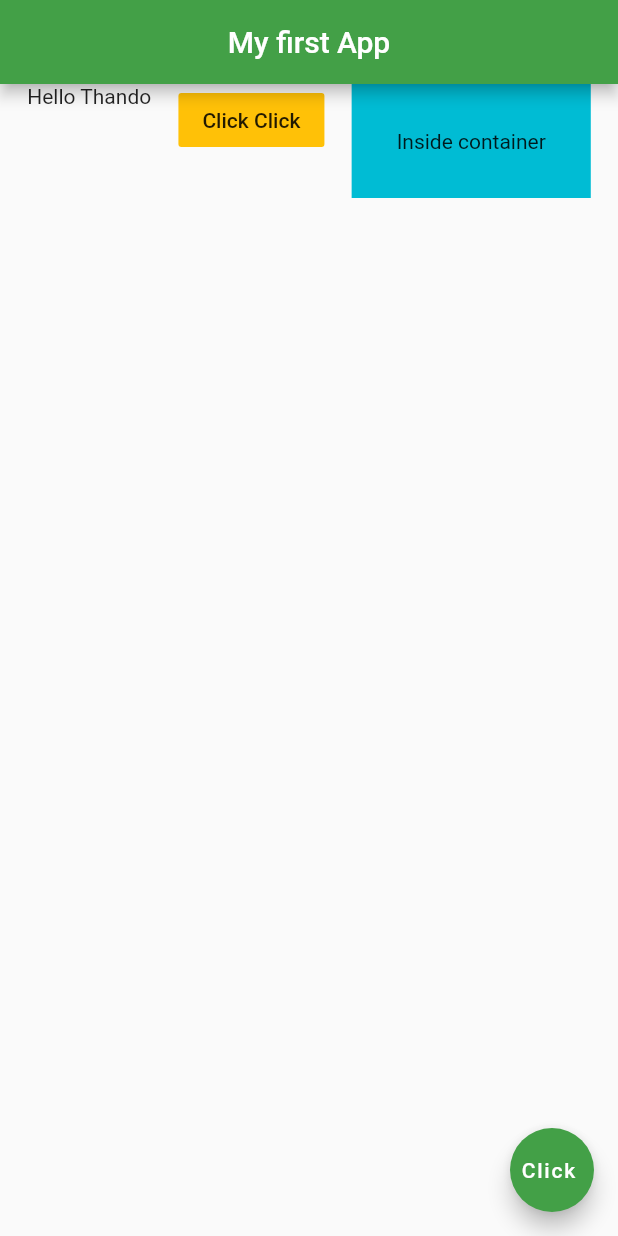
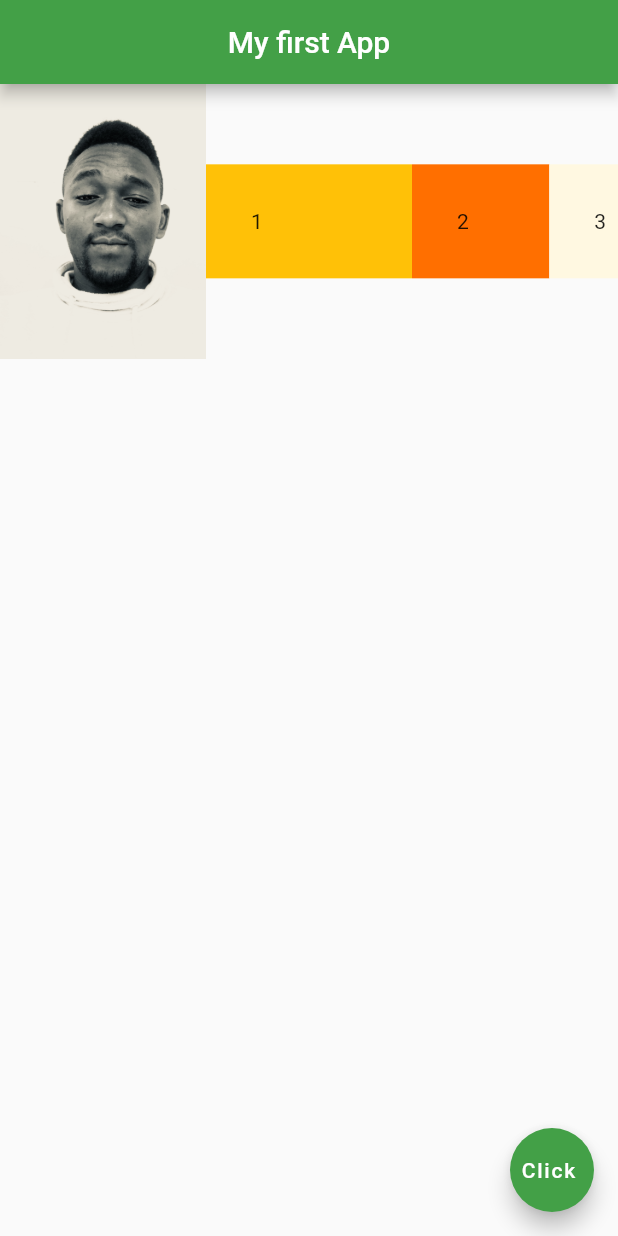
Before and after one commit to Thandohimself/flutterdemo_app, a Flutter app: the screen it shows after launch, on a phone screen of 412 x 824 dp. Run offline on Flutter 3.47's test engine with Material 2 defaults, Android fonts, the phone set to English and light mode, and no system bars.

Commit message:
Expanded Widgets + flex

```diff
--- a/lib/main.dart
+++ b/lib/main.dart
@@ -14,20 +14,33 @@ class Home extends StatelessWidget {
         backgroundColor: Colors.green[600],
       ),
       body: Row(
-        mainAxisAlignment: MainAxisAlignment.spaceEvenly,
-        crossAxisAlignment: CrossAxisAlignment.start,
         children: <Widget>[
-          Text('Hello Thando'),
-          FlatButton(
-            onPressed: () {},
-            color: Colors.amber,
-            child: Text('Click Click'),
-
+          Expanded(
+              flex: 3,
+              child: Image.asset("assets/thando.jpg")),
+          Expanded(
+            flex: 3,
+            child: Container(
+              padding: const EdgeInsets.all(30.0),
+              color: Colors.amber,
+              child: Text('1'),
+            ),
           ),
-          Container(
-            color: Colors.cyan,
-            padding: EdgeInsets.all(30.0),
-            child: Text('Inside container'),
+          Expanded(
+            flex: 2,
+            child: Container(
+              padding: const EdgeInsets.all(30.0),
+              color: Colors.amber[900],
+              child: Text('2'),
+            ),
+          ),
+          Expanded(
+            flex: 1,
+            child: Container(
+              padding: const EdgeInsets.all(30.0),
+              color: Colors.amber[50],
+              child: Text('3'),
+            ),
           )
         ],
       ),
```
